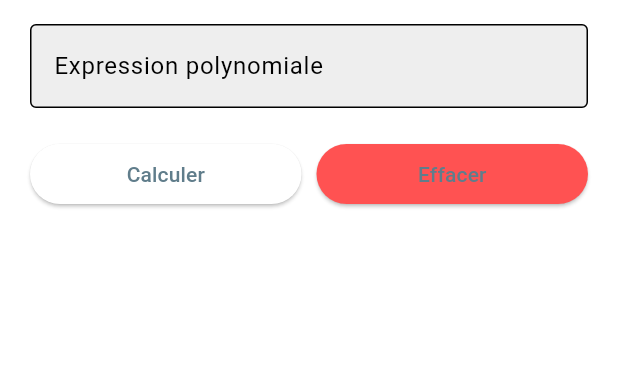
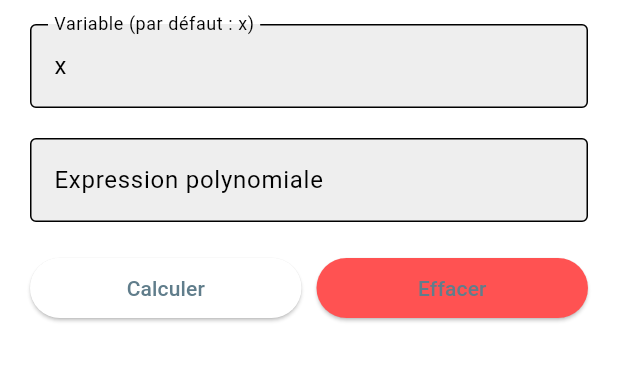
Before and after one commit to NOUTAILAA/CalculPolynomial_Front_Mobile, a Flutter app: the screen it shows after launch, after a tap on "Calculer", after a tap on "Effacer", on a phone screen of 412 x 824 dp, the part 84-466 px from its top. Run offline on Flutter 3.47's test engine with Material 3 defaults, Android fonts, the phone set to English and light mode, and no system bars.

Commit message:
commit 2

```diff
--- a/lib/main.dart
+++ b/lib/main.dart
@@ -26,14 +26,20 @@ class PolynomialSolverScreen extends StatefulWidget {
 }
 
 class _PolynomialSolverScreenState extends State<PolynomialSolverScreen> {
-  final TextEditingController _controller = TextEditingController();
+  final TextEditingController _expressionController = TextEditingController();
+  final TextEditingController _variableController = TextEditingController(text: 'x'); // Valeur par défaut 'x'
+
   String simplifiedExpression = '';
   String factoredExpression = '';
   List<String> roots = [];
   String errorMessage = '';
 
   void _solvePolynomial() async {
-    final expression = _controller.text.trim();
+    final expression = _expressionController.text.trim();
+    final variable = _variableController.text.trim().isEmpty
+        ? 'x' // Utiliser 'x' si aucune variable n'est saisie
+        : _variableController.text.trim();
+
     if (expression.isEmpty) {
       setState(() {
         errorMessage = 'Veuillez entrer une expression.';
@@ -46,7 +52,7 @@ class _PolynomialSolverScreenState extends State<PolynomialSolverScreen> {
       final response = await http.post(
         url,
         headers: {'Content-Type': 'application/json'},
-        body: jsonEncode({'expression': expression}),
+        body: jsonEncode({'expression': expression, 'variable': variable}),
       );
 
       if (response.statusCode == 200) {
@@ -71,7 +77,8 @@ class _PolynomialSolverScreenState extends State<PolynomialSolverScreen> {
 
   void _clearFields() {
     setState(() {
-      _controller.clear();
+      _expressionController.clear();
+      _variableController.text = 'x'; // Réinitialise à 'x'
       simplifiedExpression = '';
       factoredExpression = '';
       roots = [];
@@ -92,7 +99,17 @@ class _PolynomialSolverScreenState extends State<PolynomialSolverScreen> {
           crossAxisAlignment: CrossAxisAlignment.start,
           children: [
             TextField(
-              controller: _controller,
+              controller: _variableController,
+              decoration: InputDecoration(
+                labelText: 'Variable (par défaut : x)',
+                border: OutlineInputBorder(),
+                filled: true,
+                fillColor: Colors.grey[200],
+              ),
+            ),
+            SizedBox(height: 20),
+            TextField(
+              controller: _expressionController,
               decoration: InputDecoration(
                 labelText: 'Expression polynomiale',
                 border: OutlineInputBorder(),
```
